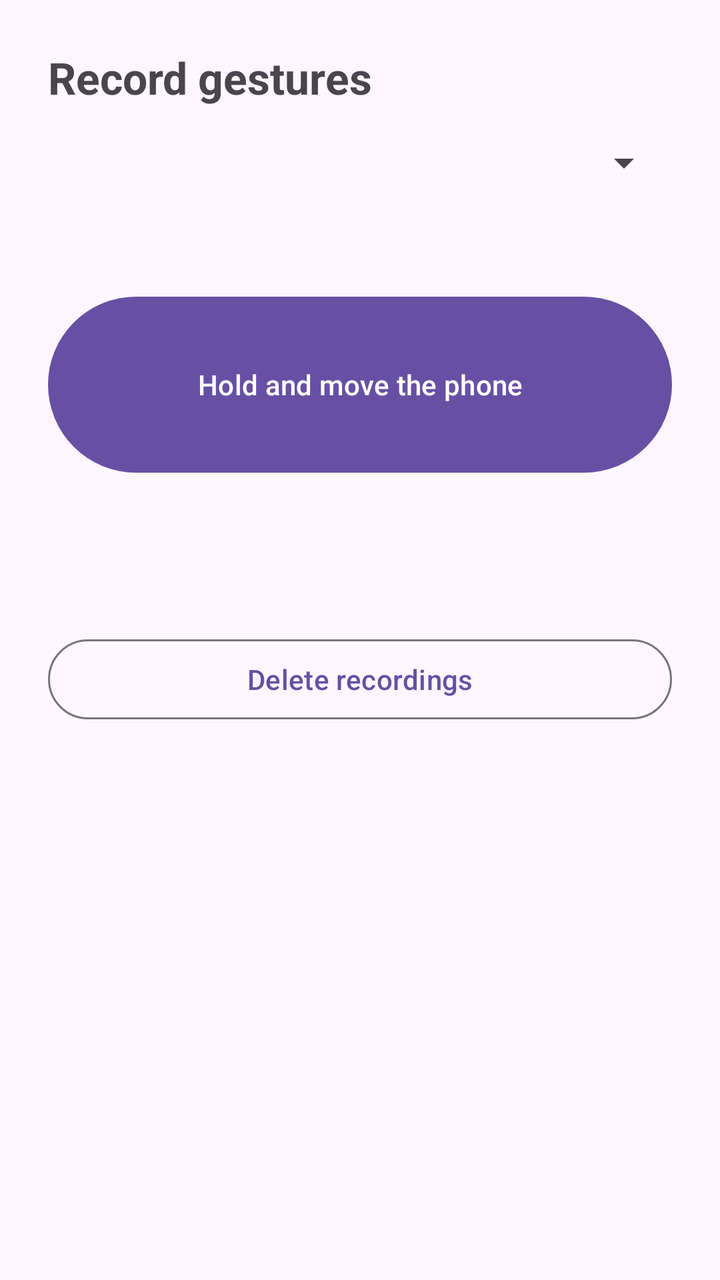
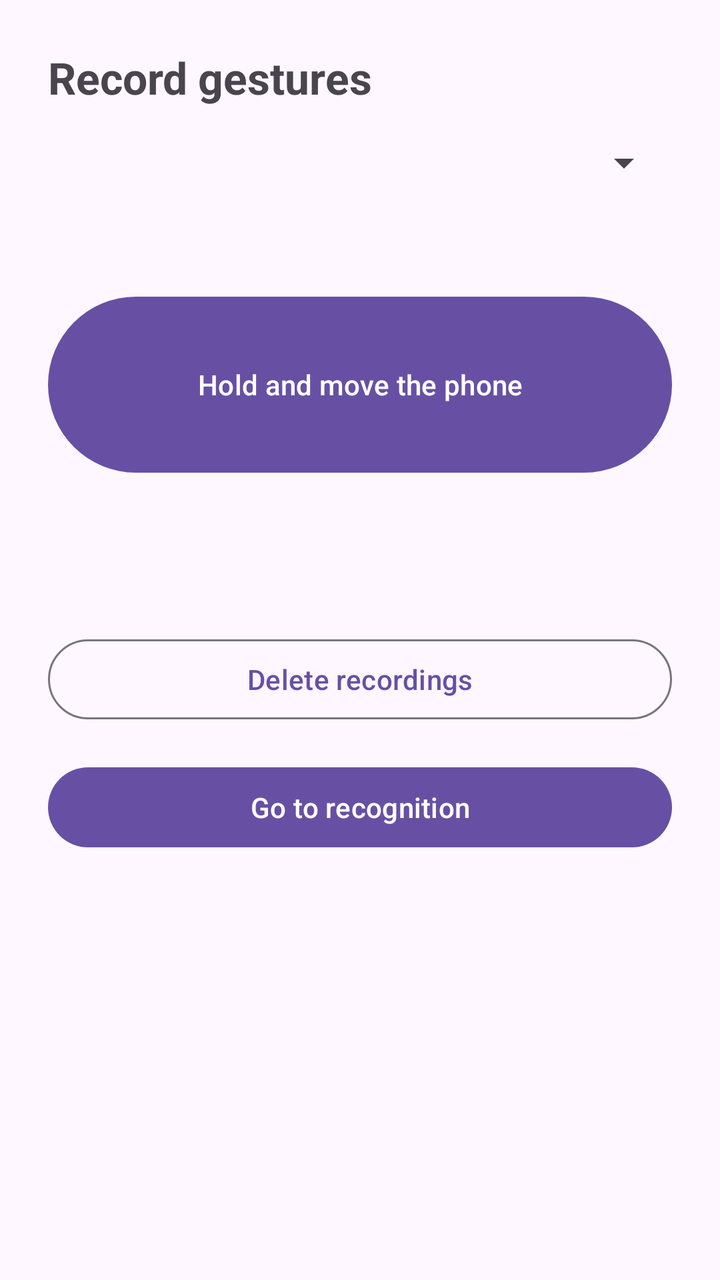

Two renders of the same Android screen: before a commit and after it. Below are the layout's source before the change and the commit's diff.
<!-- AndroidManifest.xml: application theme Theme.GestureDTW -->
<!-- res/layout/activity_main.xml -->
<?xml version="1.0" encoding="utf-8"?>
<LinearLayout xmlns:android="http://schemas.android.com/apk/res/android"
    android:layout_width="match_parent"
    android:layout_height="match_parent"
    android:orientation="vertical"
    android:padding="24dp">

    <TextView
        android:layout_width="match_parent"
        android:layout_height="wrap_content"
        android:text="@string/screen_title"
        android:textSize="22sp"
        android:textStyle="bold" />

    <Spinner
        android:id="@+id/gestureSpinner"
        android:layout_width="match_parent"
        android:layout_height="wrap_content"
        android:layout_marginTop="16dp" />

    <TextView
        android:id="@+id/countText"
        android:layout_width="match_parent"
        android:layout_height="wrap_content"
        android:layout_marginTop="8dp" />

    <Button
        android:id="@+id/recordButton"
        android:layout_width="match_parent"
        android:layout_height="96dp"
        android:layout_marginTop="24dp"
        android:text="@string/record_hold" />

    <TextView
        android:id="@+id/statusText"
        android:layout_width="match_parent"
        android:layout_height="wrap_content"
        android:layout_marginTop="16dp"
        android:minLines="2" />

    <Button
        android:id="@+id/deleteButton"
        style="@style/Widget.Material3.Button.OutlinedButton"
        android:layout_width="match_parent"
        android:layout_height="wrap_content"
        android:layout_marginTop="24dp"
        android:text="@string/delete_recordings" />

</LinearLayout>
<!-- resources referenced by this layout -->
<resources>
  <string name="delete_recordings">Delete recordings</string>
  <string name="record_hold">Hold and move the phone</string>
  <string name="screen_title">Record gestures</string>
  <style name="Theme.GestureDTW" parent="Theme.Material3.DayNight.NoActionBar" />
</resources>

<!-- the commit's change to res/layout/activity_main.xml (unified diff, before → after) -->
@@ -45,5 +45,12 @@
         android:layout_height="wrap_content"
         android:layout_marginTop="24dp"
         android:text="@string/delete_recordings" />
+    
+    <Button
+        android:id="@+id/openRecognitionButton"
+        android:layout_width="match_parent"
+        android:layout_height="wrap_content"
+        android:layout_marginTop="16dp"
+        android:text="@string/open_recognition" />
 
 </LinearLayout>
<!-- resource entries referenced after the edit -->
@@ -1,6 +1,7 @@
 <!-- resources referenced by this layout -->
 <resources>
   <string name="delete_recordings">Delete recordings</string>
+  <string name="open_recognition">Go to recognition</string>
   <string name="record_hold">Hold and move the phone</string>
   <string name="screen_title">Record gestures</string>
   <style name="Theme.GestureDTW" parent="Theme.Material3.DayNight.NoActionBar" />
